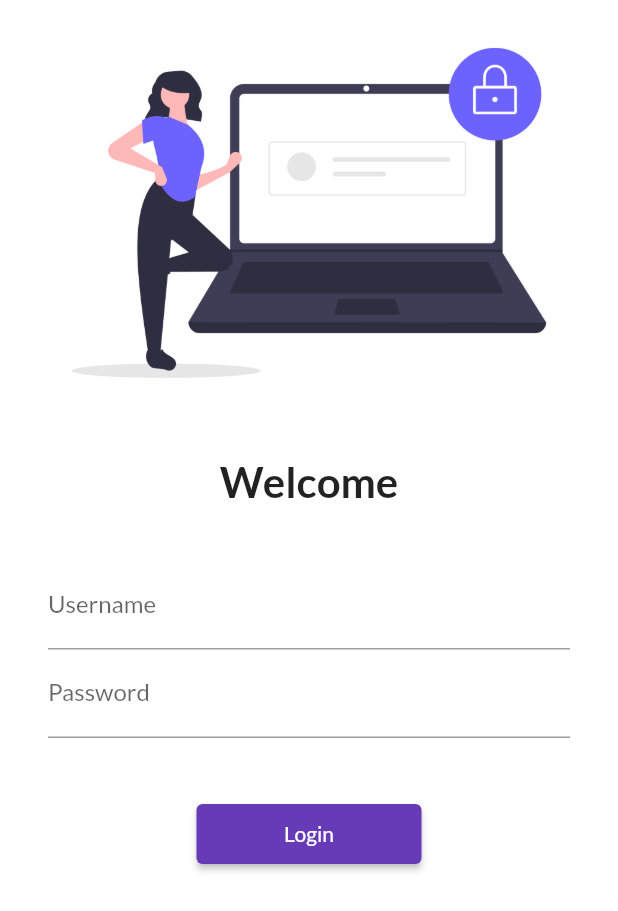
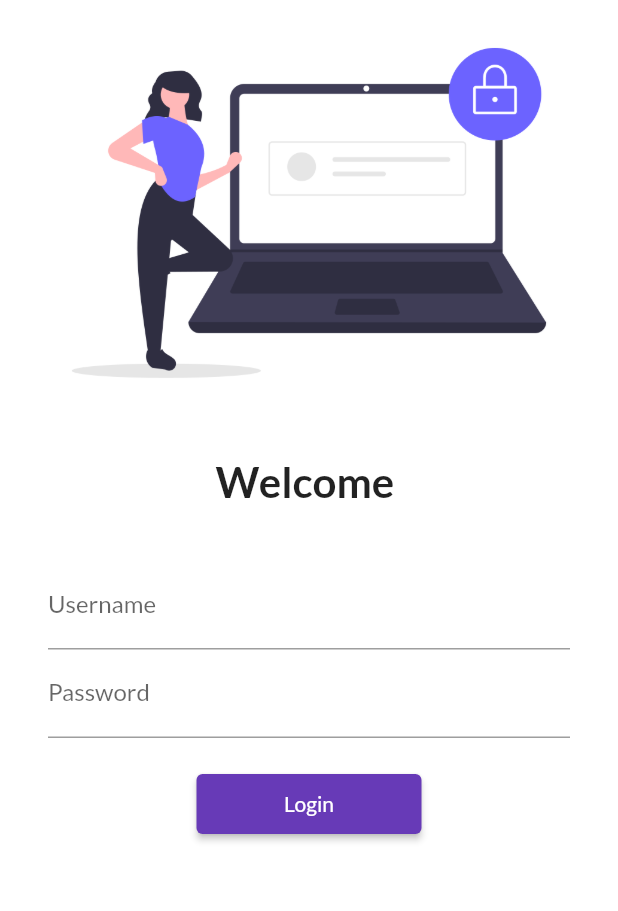
Before and after one commit to 5cientist/30daysOfFlutter, a Flutter app: the screen it shows after launch, on a phone screen of 412 x 824 dp. Shown: the top 911 px of the screen. Run offline on Flutter 3.47's test engine with Material 2 defaults, Android fonts, the phone set to English and light mode, and no system bars; our stand-ins replace google_fonts.

Commit message:
day6 added

```diff
--- a/lib/pages/login_page.dart
+++ b/lib/pages/login_page.dart
@@ -1,9 +1,13 @@
 import 'package:flutter/material.dart';
 import 'package:flutter_catlog/utils/routes.dart';
 
-class LoginPage extends StatelessWidget {
-  const LoginPage({Key key}) : super(key: key);
+class LoginPage extends StatefulWidget {
+  @override
+  _LoginPageState createState() => _LoginPageState();
+}
 
+class _LoginPageState extends State<LoginPage> {
+  String name = "";
   @override
   Widget build(BuildContext context) {
     return Material(
@@ -19,7 +23,7 @@ class LoginPage extends StatelessWidget {
               height: 20.0,
             ),
             Text(
-              "Welcome",
+              "Welcome $name",
               style: TextStyle(
                 fontSize: 28,
                 fontWeight: FontWeight.bold,
@@ -40,6 +44,11 @@ class LoginPage extends StatelessWidget {
                       hintText: "Enter username",
                       labelText: "Username",
                     ),
+                    onChanged: (value) {
+                      name = value;
+
+                      setState(() {});
+                    },
                   ),
                   TextFormField(
                     obscureText: true,
@@ -49,20 +58,15 @@ class LoginPage extends StatelessWidget {
                     ),
                   ),
                   SizedBox(
-                    height: 40.0,
+                    height: 20.0,
                   ),
                   ElevatedButton(
                     child: Text(
                       "Login",
                     ),
-                    style: TextButton.styleFrom(
-                      minimumSize: Size(150, 40),
-                    ),
+                    style: TextButton.styleFrom(minimumSize: Size(150, 40)),
                     onPressed: () {
-                      Navigator.pushNamed(
-                        context,
-                        MyRoutes.homeRoute,
-                      );
+                      Navigator.pushNamed(context, MyRoutes.homeRoute);
                     },
                   ),
                 ],
```
